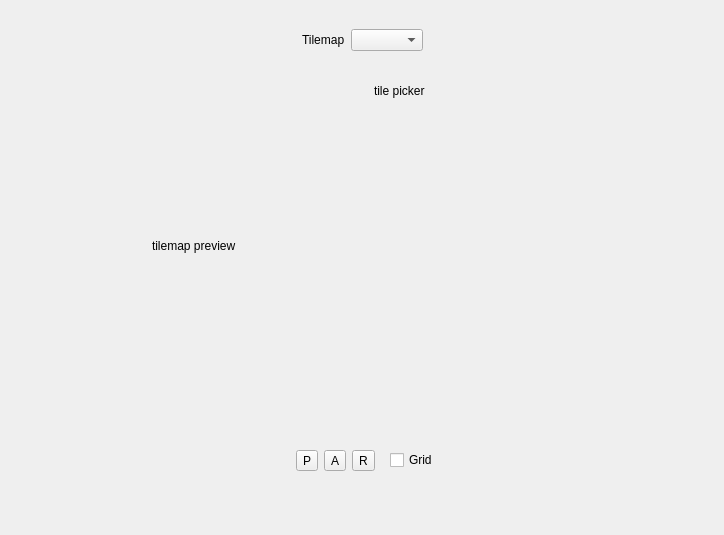
The window that libtales-qt/talesqttilemapeditorwidget.ui (suppertails66/tales) describes before a commit, drawn with Qt 5.
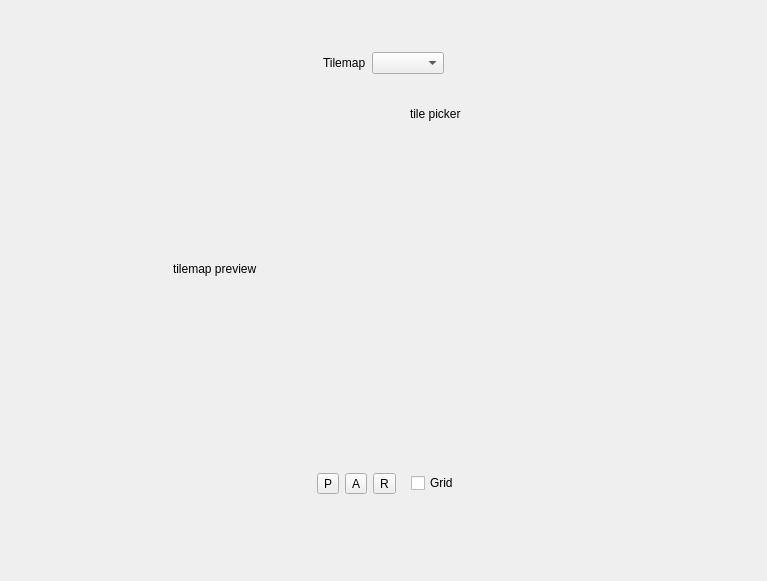
The same window after the commit. Icons and pictures are not drawn. Custom widgets are drawn as their Qt base class.

Commit message: Increase min width of tilemap preview so size is consistent on Windows

```diff
--- a/libtales-qt/talesqttilemapeditorwidget.ui
+++ b/libtales-qt/talesqttilemapeditorwidget.ui
@@ -6,8 +6,8 @@
    <rect>
     <x>0</x>
     <y>0</y>
-    <width>710</width>
-    <height>484</height>
+    <width>767</width>
+    <height>581</height>
    </rect>
   </property>
   <property name="windowTitle">
@@ -129,7 +129,7 @@
                 <widget class="QWidget" name="widget_4" native="true">
                  <property name="minimumSize">
                   <size>
-                   <width>330</width>
+                   <width>360</width>
                    <height>0</height>
                   </size>
                  </property>
```
